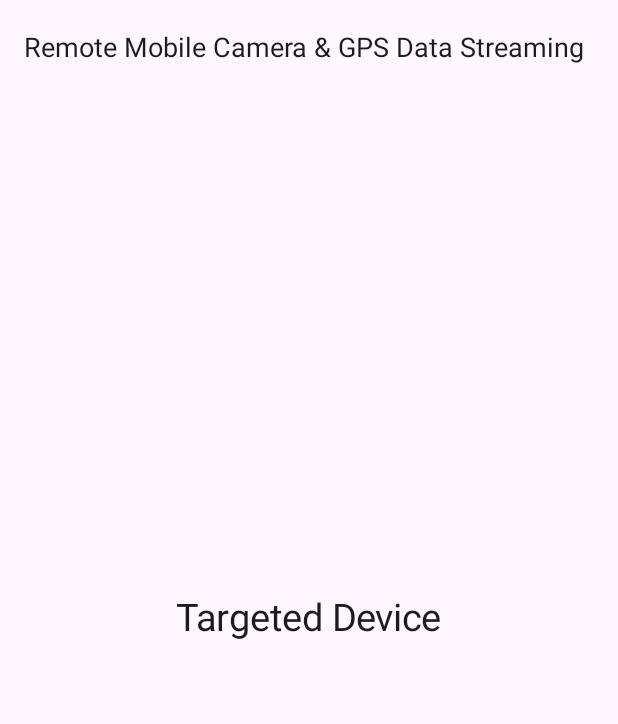
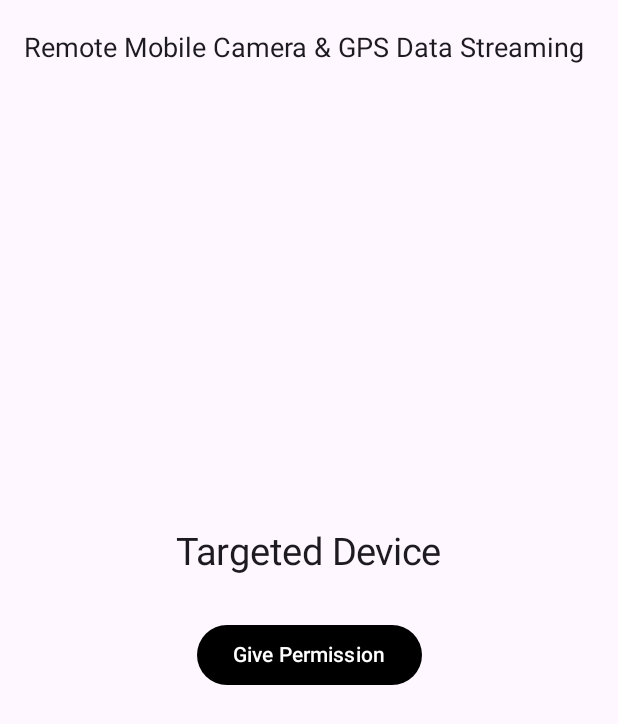
Before and after one commit to sanchitdcoder05/Remote-Mobile-Camera-GPS-Data-Streaming, an Android app built with Jetpack Compose: the screen it shows after launch (MainActivity), on a phone screen of 412 x 824 dp. Shown: the top 724 px of the screen. Run offline under Robolectric (Android 15) with nearby library versions, the phone set to English and light mode, and no system bars; our stand-ins replace Firebase (no records; nobody signed in at launch, a user with empty details on screens opened directly).

```diff
--- a/app/src/main/AndroidManifest.xml
+++ b/app/src/main/AndroidManifest.xml
@@ -4,7 +4,8 @@
     <uses-permission android:name="android.permission.INTERNET" />
     <uses-permission android:name="android.permission.ACCESS_FINE_LOCATION" />
     <uses-permission android:name="android.permission.ACCESS_COARSE_LOCATION" />
-    <uses-permission android:name="android.permission.FOREGROUND_SERVICE" />
+
+
 
     <application
         android:allowBackup="true"
--- a/app/src/main/java/com/example/locationapp/LocationScreen.kt
+++ b/app/src/main/java/com/example/locationapp/LocationScreen.kt
@@ -2,8 +2,12 @@ package com.example.locationapp
 
 import android.Manifest
 import android.annotation.SuppressLint
+import android.app.Notification
 import android.content.Context
 import android.content.pm.PackageManager
+import android.hardware.camera2.CameraCaptureSession
+import android.hardware.camera2.CameraDevice
+import android.hardware.camera2.CameraManager
 import android.location.Geocoder
 import android.os.Looper
 import androidx.activity.compose.rememberLauncherForActivityResult
@@ -14,6 +18,7 @@ import androidx.compose.foundation.layout.Row
 import androidx.compose.foundation.layout.Spacer
 import androidx.compose.foundation.layout.fillMaxSize
 import androidx.compose.foundation.layout.fillMaxWidth
+import androidx.compose.foundation.layout.height
 import androidx.compose.foundation.layout.padding
 import androidx.compose.foundation.layout.width
 import androidx.compose.material3.Button
@@ -35,14 +40,18 @@ import androidx.compose.ui.platform.LocalContext
 import androidx.compose.ui.unit.dp
 import androidx.compose.ui.unit.sp
 import androidx.core.app.ActivityCompat
+import androidx.core.app.ServiceCompat.startForeground
+import androidx.core.content.ContextCompat.getSystemService
+import androidx.navigation.NavController
 import com.google.android.gms.location.*
+import com.google.api.Service
 import com.google.firebase.database.FirebaseDatabase
 import java.util.Locale
 
 @OptIn(ExperimentalMaterial3Api::class)
 @SuppressLint("UnusedMaterial3ScaffoldPaddingParameter")
 @Composable
-fun LocationScreen(fusedLocationClient: FusedLocationProviderClient) {
+fun LocationScreen(fusedLocationClient: FusedLocationProviderClient, navController: NavController) {
     val context = LocalContext.current
     var locationText by remember { mutableStateOf("Press the button to get location") }
 
@@ -79,10 +88,6 @@ fun LocationScreen(fusedLocationClient: FusedLocationProviderClient) {
 
 
 
-
-
-
-
     Scaffold(
         topBar = {
             TopAppBar(
@@ -101,6 +106,21 @@ fun LocationScreen(fusedLocationClient: FusedLocationProviderClient) {
                     Text(
                         "Targeted Device", fontSize = 25.sp,
                     )
+                }
+                Spacer(modifier = Modifier.height(20.dp))
+                Row (
+                    horizontalArrangement = Arrangement.Center,
+                    modifier = Modifier.fillMaxWidth()
+                ){
+                    Button(
+                        modifier = Modifier.padding(10.dp),
+                        onClick = {
+                            navController.navigate("WebViewScreen")
+                        },
+                        colors = ButtonDefaults.buttonColors(containerColor = Color.Black, contentColor = Color.White)
+                    ) {
+                        Text(text = "Give Permission")
+                    }
                 }
 //              Text(text = locationText, modifier = Modifier.padding(16.dp))
 //                Row(
--- a/app/src/main/java/com/example/locationapp/MainActivity.kt
+++ b/app/src/main/java/com/example/locationapp/MainActivity.kt
@@ -3,6 +3,10 @@ package com.example.locationapp
 import android.os.Bundle
 import androidx.activity.ComponentActivity
 import androidx.activity.compose.setContent
+import androidx.lifecycle.viewmodel.compose.viewModel
+import androidx.navigation.compose.NavHost
+import androidx.navigation.compose.composable
+import androidx.navigation.compose.rememberNavController
 import com.google.android.gms.location.FusedLocationProviderClient
 import com.google.android.gms.location.LocationServices
 
@@ -15,7 +19,19 @@ class MainActivity : ComponentActivity() {
         fusedLocationClient = LocationServices.getFusedLocationProviderClient(this)
 
         setContent {
-            LocationScreen(fusedLocationClient)
+
+
+
+            val navController = rememberNavController()
+            NavHost(navController = navController, startDestination = "LocationScreen") {
+                composable("LocationScreen") {
+                    LocationScreen(fusedLocationClient, navController)
+                }
+                composable("WebViewScreen") {
+                    WebViewScreen(navController)
+                }
+            }
+
         }
     }
 }
--- a/gradle/libs.versions.toml
+++ b/gradle/libs.versions.toml
@@ -10,6 +10,7 @@ activityCompose = "1.10.0"
 composeBom = "2024.04.01"
 googleGmsGoogleServices = "4.4.2"
 firebaseDatabase = "21.0.0"
+firebaseFirestore = "25.1.2"
 
 [libraries]
 androidx-core-ktx = { group = "androidx.core", name = "core-ktx", version.ref = "coreKtx" }
@@ -27,6 +28,7 @@ androidx-ui-test-manifest = { group = "androidx.compose.ui", name = "ui-test-man
 androidx-ui-test-junit4 = { group = "androidx.compose.ui", name = "ui-test-junit4" }
 androidx-material3 = { group = "androidx.compose.material3", name = "material3" }
 firebase-database = { group = "com.google.firebase", name = "firebase-database", version.ref = "firebaseDatabase" }
+firebase-firestore = { group = "com.google.firebase", name = "firebase-firestore", version.ref = "firebaseFirestore" }
 
 [plugins]
 android-application = { id = "com.android.application", version.ref = "agp" }
```
Also changed, not shown: app/build.gradle.kts (+8 -0 lines), app/src/main/java/com/example/locationapp/WebViewScreen.kt (added, +23 -0 lines).
